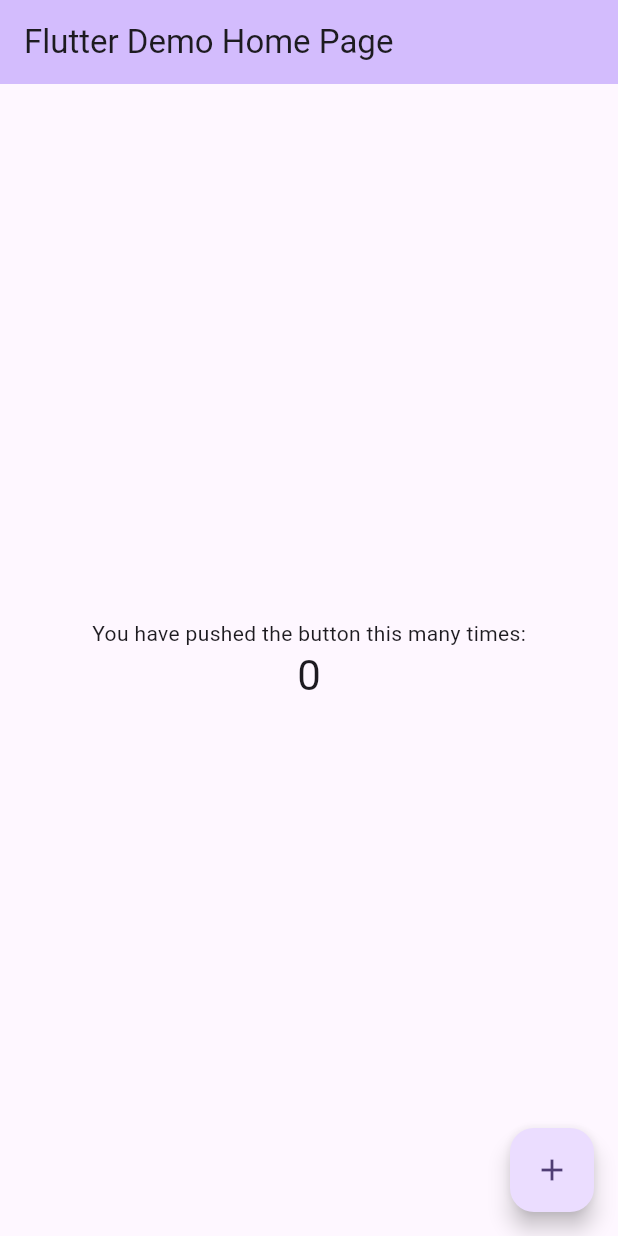
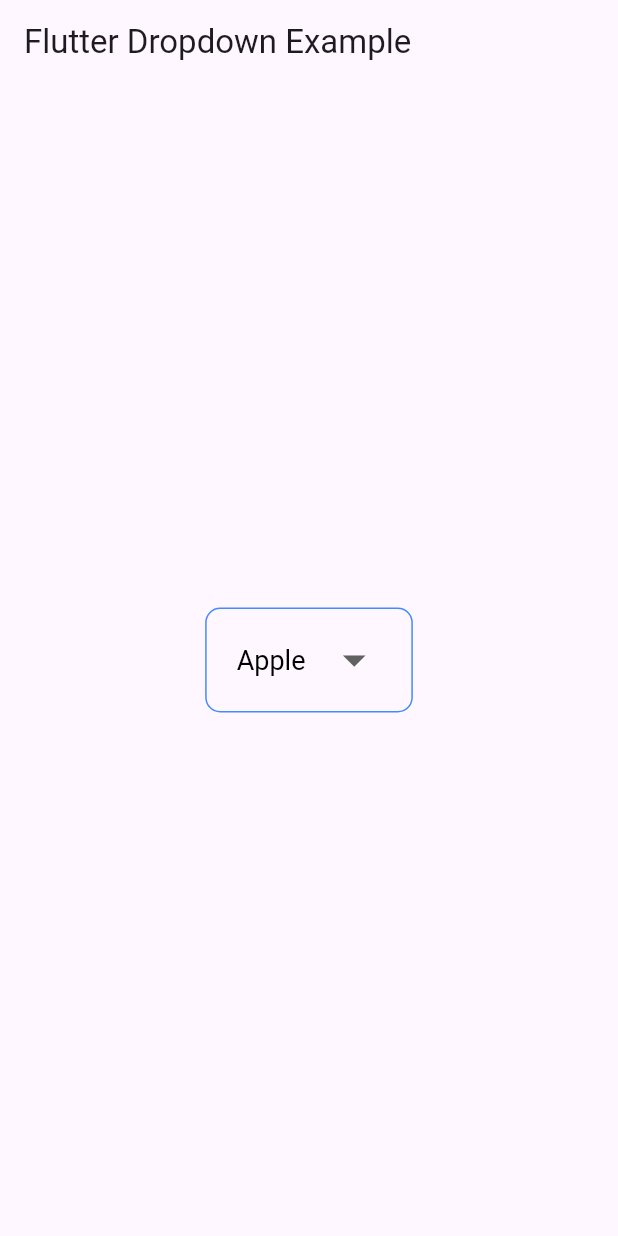
Before and after one commit to RazzaqAhmad/my_new_app, a Flutter app: the screen it shows after launch, on a phone screen of 412 x 824 dp. Run offline on Flutter 3.47's test engine with Material 3 defaults, Android fonts, the phone set to English and light mode, and no system bars.

Commit message:
folder added

```diff
--- /dev/null
+++ b/lib/My_Screens/dropdownexample.dart
@@ -0,0 +1,64 @@
+import 'package:flutter/material.dart';
+
+class DropdownExample extends StatefulWidget {
+  @override
+  _DropdownExampleState createState() => _DropdownExampleState();
+}
+
+class _DropdownExampleState extends State<DropdownExample> {
+  // Default selected value
+  String selectedValue = 'Apple';
+
+  // List of items in dropdown
+  final List<Map<String, dynamic>> items = [
+    {'fruit': 'Apple', 'color': Colors.red},
+    {'fruit': 'Banana', 'color': Colors.yellow},
+    {'fruit': 'Grapes', 'color': Colors.green},
+    {'fruit': 'Orange', 'color': Colors.cyanAccent},
+    {'fruit': 'Mango', 'color': Colors.blue},
+  ];
+
+  Color? selectedcolor;
+  @override
+  Widget build(BuildContext context) {
+    return Scaffold(
+      appBar: AppBar(title: Text('Flutter Dropdown Example')),
+      body: Center(
+        child: Container(
+          padding: EdgeInsets.symmetric(horizontal: 20, vertical: 10),
+          decoration: BoxDecoration(
+            border: Border.all(color: Colors.blueAccent),
+            borderRadius: BorderRadius.circular(10),
+          ),
+          child: DropdownButton<String>(
+            value: selectedValue,
+            icon: Icon(Icons.arrow_drop_down),
+            iconSize: 36,
+            elevation: 8,
+            style: TextStyle(color: Colors.black, fontSize: 18),
+            underline: SizedBox(), // removes default underline
+            onChanged: (String? newValue) {
+              setState(() {
+                selectedValue = newValue!;
+              });
+            },
+            dropdownColor: selectedcolor,
+            items: items.map<DropdownMenuItem<String>>((
+              Map<String, dynamic> mp,
+            ) {
+              return DropdownMenuItem<String>(
+                onTap: () {
+                  setState(() {
+                    selectedcolor = mp['color'];
+                  });
+                },
+                value: mp['fruit'].toString(),
+                child: Text(mp['fruit']),
+              );
+            }).toList(),
+          ),
+        ),
+      ),
+    );
+  }
+}
--- a/lib/main.dart
+++ b/lib/main.dart
@@ -1,4 +1,5 @@
 import 'package:flutter/material.dart';
+import 'package:my_new_app/My_Screens/dropdownexample.dart';
 
 void main() {
   runApp(const MyApp());
@@ -14,7 +15,7 @@ class MyApp extends StatelessWidget {
       theme: ThemeData(
         colorScheme: ColorScheme.fromSeed(seedColor: Colors.deepPurple),
       ),
-      home: const MyHomePage(title: 'Flutter Demo Home Page'),
+      home: DropdownExample(),
     );
   }
 }
```
